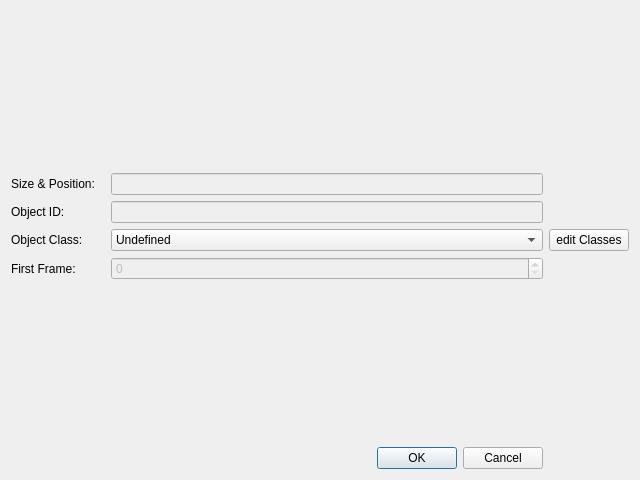
The window that source/annotator/source/gui/newobjectdialog.ui (annotatorproject/annotator) describes before a commit, drawn with Qt 5.
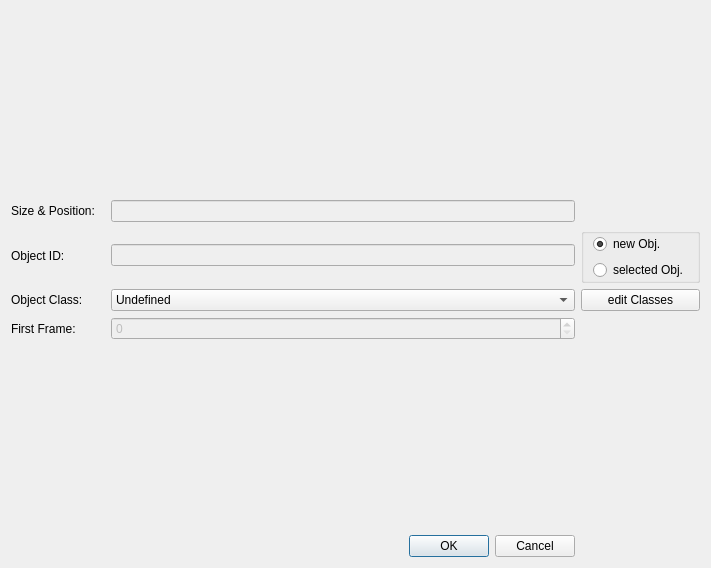
The same window after the commit.

Commit message: add annotation to existing object (the selected one)

Patch:
```diff
--- a/source/annotator/source/gui/newobjectdialog.ui
+++ b/source/annotator/source/gui/newobjectdialog.ui
@@ -6,8 +6,8 @@
    <rect>
     <x>0</x>
     <y>0</y>
-    <width>640</width>
-    <height>480</height>
+    <width>711</width>
+    <height>568</height>
    </rect>
   </property>
   <property name="windowTitle">
@@ -121,6 +121,47 @@
      </property>
     </widget>
    </item>
+   <item row="2" column="3">
+    <widget class="QGroupBox" name="groupBox">
+     <property name="sizePolicy">
+      <sizepolicy hsizetype="Minimum" vsizetype="Minimum">
+       <horstretch>0</horstretch>
+       <verstretch>0</verstretch>
+      </sizepolicy>
+     </property>
+     <property name="title">
+      <string/>
+     </property>
+     <property name="flat">
+      <bool>true</bool>
+     </property>
+     <layout class="QVBoxLayout" name="verticalLayout">
+      <property name="topMargin">
+       <number>0</number>
+      </property>
+      <property name="bottomMargin">
+       <number>0</number>
+      </property>
+      <item>
+       <widget class="QRadioButton" name="radioButtonNewObj">
+        <property name="text">
+         <string>new Obj.</string>
+        </property>
+        <property name="checked">
+         <bool>true</bool>
+        </property>
+       </widget>
+      </item>
+      <item>
+       <widget class="QRadioButton" name="radioButtonSelObj">
+        <property name="text">
+         <string>selected Obj.</string>
+        </property>
+       </widget>
+      </item>
+     </layout>
+    </widget>
+   </item>
   </layout>
  </widget>
  <resources/>
```
The commit also changes 9 other files.
